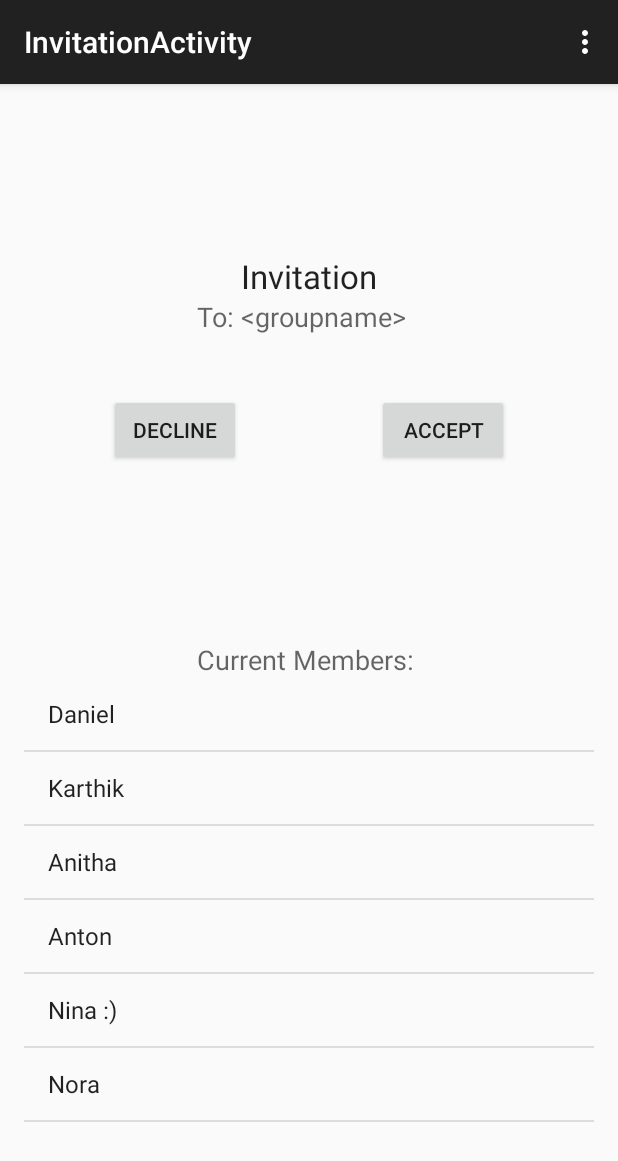
After one commit to anraja/Faceon, an Android app: the InvitationActivity screen opened directly, with no data from a screen before it, on a phone screen of 412 x 824 dp. The commit adds this screen. Shown: the top 1161 px of the screen. Run offline under Robolectric (Android 15) with nearby library versions, the phone set to English and light mode, and no system bars.

Commit message:
Progress challenge view and Invitation activity

```diff
--- a/app/src/main/AndroidManifest.xml
+++ b/app/src/main/AndroidManifest.xml
@@ -2,6 +2,11 @@
 <manifest xmlns:android="http://schemas.android.com/apk/res/android"
     package="com.example.anitha.faceon" >
 
+    <uses-permission android:name="android.permission.READ_CONTACTS" />
+    <uses-permission android:name="android.permission.CAMERA" />
+
+    <uses-feature android:name="android.hardware.camera"
+        android:required="true" />
     <application
         android:allowBackup="true"
         android:icon="@drawable/ic_launcher"
--- a/app/src/main/java/com/example/anitha/faceon/ChallengeProgressActivity.java
+++ b/app/src/main/java/com/example/anitha/faceon/ChallengeProgressActivity.java
@@ -32,10 +32,36 @@ public class ChallengeProgressActivity extends ActionBarActivity {
         chatWall.setKeyListener(null);
 
 
-        ArrayList<ImageView> membersImages = setupImageArrayList();
+        ArrayList<ImageView> membersImages = setupImageArrayListWithCreators();
         setUpMemberLeftTable(membersImages);
     }
 
+    private ArrayList<ImageView> setupImageArrayListWithCreators (){
+        ArrayList<ImageView> membersImages = new ArrayList<>();
+        int membersImagesCount = 10;  // membersImages.size();
+
+        ImageView memberPic = new ImageView(this);
+        memberPic.setImageResource(R.drawable.anitha);
+        membersImages.add(memberPic);
+
+        memberPic = new ImageView(this);
+        memberPic.setImageResource(R.drawable.daniel);
+        membersImages.add(memberPic);
+
+        memberPic = new ImageView(this);
+        memberPic.setImageResource(R.drawable.anton);
+        membersImages.add(memberPic);
+
+        memberPic = new ImageView(this);
+        memberPic.setImageResource(R.drawable.nora);
+        membersImages.add(memberPic);
+
+        memberPic = new ImageView(this);
+        memberPic.setImageResource(R.drawable.karthik);
+        membersImages.add(memberPic);
+
+        return membersImages;
+    }
     /**
      * Setting up a dummy array list for members images
      * @return List <Imageview>
--- /dev/null
+++ b/app/src/main/java/com/example/anitha/faceon/InvitationActivity.java
@@ -0,0 +1,63 @@
+package com.example.anitha.faceon;
+
+import android.support.v7.app.ActionBarActivity;
+import android.os.Bundle;
+import android.view.Menu;
+import android.view.MenuItem;
+import android.widget.ArrayAdapter;
+import android.widget.ListView;
+import android.widget.TextView;
+
+import java.util.ArrayList;
+
+
+public class InvitationActivity extends ActionBarActivity {
+
+    private ListView viewMembersList;
+    private TextView viewGroupNameText;
+    @Override
+    protected void onCreate(Bundle savedInstanceState) {
+        super.onCreate(savedInstanceState);
+        setContentView(R.layout.activity_invitation);
+        viewGroupNameText = (TextView) findViewById(R.id.viewGroupNameText);
+
+
+        viewMembersList =(ListView) findViewById(R.id.viewMembersList);
+
+        String[] membersName = new String[] { "Daniel", "Karthik", "Anitha", "Anton", "Nina :)", "Nora" };
+        final ArrayList<String> list = new ArrayList<String>();
+        for (int i = 0; i < membersName.length; ++i) {
+            list.add(membersName[i]);
+        }
+
+        ArrayAdapter adapter= new ArrayAdapter (this,android.R.layout.simple_list_item_1, list);
+        viewMembersList.setAdapter(adapter);
+
+
+
+
+    }
+
+
+    @Override
+    public boolean onCreateOptionsMenu(Menu menu) {
+        // Inflate the menu; this adds items to the action bar if it is present.
+        getMenuInflater().inflate(R.menu.menu_invitation, menu);
+        return true;
+    }
+
+    @Override
+    public boolean onOptionsItemSelected(MenuItem item) {
+        // Handle action bar item clicks here. The action bar will
+        // automatically handle clicks on the Home/Up button, so long
+        // as you specify a parent activity in AndroidManifest.xml.
+        int id = item.getItemId();
+
+        //noinspection SimplifiableIfStatement
+        if (id == R.id.action_settings) {
+            return true;
+        }
+
+        return super.onOptionsItemSelected(item);
+    }
+}
--- a/app/src/main/res/layout/activity_challenge_progress.xml
+++ b/app/src/main/res/layout/activity_challenge_progress.xml
@@ -29,7 +29,9 @@
         android:layout_alignParentStart="true"
         android:layout_alignRight="@+id/textView4"
         android:layout_alignEnd="@+id/textView4"
-        android:indeterminate="false" />
+        android:indeterminate="false"
+        android:max="100"
+        android:progress="50" />
 
     <TextView
         android:layout_width="wrap_content"
@@ -83,7 +85,7 @@
         android:layout_alignParentStart="true"
         android:layout_alignRight="@+id/viewProgressBar"
         android:layout_alignEnd="@+id/viewProgressBar"
-        android:text="WASSAP DDSDSASDADSADSASSSSDAMFDSA;KGNSAG;DAFDASKVSDA;MC;LSA,MC;SDMFA&apos;LMDASLGA"
+        android:text="hello dudes \n\n\n"
         android:editable="false"
         android:clickable="false" />
 
--- /dev/null
+++ b/app/src/main/res/layout/activity_invitation.xml
@@ -0,0 +1,80 @@
+<RelativeLayout xmlns:android="http://schemas.android.com/apk/res/android"
+    xmlns:tools="http://schemas.android.com/tools" android:layout_width="match_parent"
+    android:layout_height="match_parent" android:paddingLeft="@dimen/activity_horizontal_margin"
+    android:paddingRight="@dimen/activity_horizontal_margin"
+    android:paddingTop="@dimen/activity_vertical_margin"
+    android:paddingBottom="@dimen/activity_vertical_margin"
+    tools:context="com.example.anitha.faceon.InvitationActivity"
+    android:id="@+id/invitationRelativeLayoutId">
+
+    <TextView
+        android:layout_width="wrap_content"
+        android:layout_height="wrap_content"
+        android:textAppearance="?android:attr/textAppearanceLarge"
+        android:text="Invitation"
+        android:id="@+id/textView"
+        android:layout_alignParentTop="true"
+        android:layout_centerHorizontal="true"
+        android:layout_marginTop="97dp" />
+
+    <TextView
+        android:layout_width="wrap_content"
+        android:layout_height="wrap_content"
+        android:textAppearance="?android:attr/textAppearanceMedium"
+        android:text="To: "
+        android:id="@+id/textView2"
+        android:layout_below="@+id/textView"
+        android:layout_toLeftOf="@+id/textView"
+        android:layout_toStartOf="@+id/textView" />
+
+    <Button
+        android:layout_width="wrap_content"
+        android:layout_height="wrap_content"
+        android:text="Accept"
+        android:id="@+id/buttonAccept"
+        android:layout_below="@+id/viewGroupNameText"
+        android:layout_toRightOf="@+id/textView"
+        android:layout_toEndOf="@+id/textView"
+        android:layout_marginTop="39dp" />
+
+    <Button
+        android:layout_width="wrap_content"
+        android:layout_height="wrap_content"
+        android:text="Decline"
+        android:id="@+id/buttonDecline"
+        android:layout_alignBaseline="@+id/buttonAccept"
+        android:layout_alignBottom="@+id/buttonAccept"
+        android:layout_toLeftOf="@+id/viewGroupNameText"
+        android:layout_toStartOf="@+id/viewGroupNameText" />
+
+    <TextView
+        android:layout_width="wrap_content"
+        android:layout_height="wrap_content"
+        android:textAppearance="?android:attr/textAppearanceMedium"
+        android:text="Current Members:"
+        android:id="@+id/textView5"
+        android:layout_centerVertical="true"
+        android:layout_alignLeft="@+id/textView2"
+        android:layout_alignStart="@+id/textView2" />
+
+    <TextView
+        android:layout_width="wrap_content"
+        android:layout_height="wrap_content"
+        android:textAppearance="?android:attr/textAppearanceMedium"
+        android:text="&lt;groupname>"
+        android:id="@+id/viewGroupNameText"
+        android:layout_below="@+id/textView"
+        android:layout_toRightOf="@+id/textView2"
+        android:layout_alignParentRight="true"
+        android:layout_alignParentEnd="true" />
+
+    <ListView
+        android:layout_width="wrap_content"
+        android:layout_height="wrap_content"
+        android:id="@+id/viewMembersList"
+        android:layout_alignParentBottom="true"
+        android:layout_centerHorizontal="true"
+        android:layout_marginBottom="44dp"
+        android:layout_below="@+id/textView5"
+        android:choiceMode="none" />
+</RelativeLayout>
--- /dev/null
+++ b/app/src/main/res/menu/menu_invitation.xml
@@ -0,0 +1,7 @@
+<menu xmlns:android="http://schemas.android.com/apk/res/android"
+    xmlns:app="http://schemas.android.com/apk/res-auto"
+    xmlns:tools="http://schemas.android.com/tools"
+    tools:context="com.example.anitha.faceon.InvitationActivity">
+    <item android:id="@+id/action_settings" android:title="@string/action_settings"
+        android:orderInCategory="100" app:showAsAction="never" />
+</menu>
```
